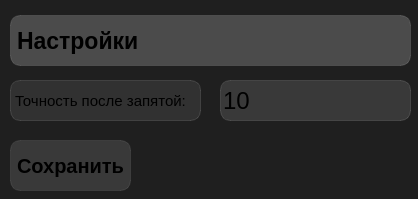
Before: the Qt Designer form dialog.ui in On1muZ/year-project, drawn with Qt 5.
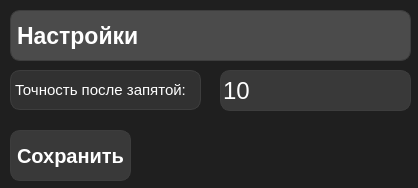
After: the same form once the commit is applied.

```diff
--- a/dialog.ui
+++ b/dialog.ui
@@ -7,7 +7,7 @@
     <x>0</x>
     <y>0</y>
     <width>418</width>
-    <height>199</height>
+    <height>188</height>
    </rect>
   </property>
   <property name="windowTitle">
@@ -20,16 +20,17 @@
    <property name="geometry">
     <rect>
      <x>10</x>
-     <y>15</y>
+     <y>10</y>
      <width>401</width>
      <height>51</height>
     </rect>
    </property>
    <property name="styleSheet">
     <string notr="true">font-size: 23px;
-background-color: rgba(255, 255, 255, 50);
+background-color: rgb(75, 75, 75);
+color: white;
 font-weight: bold;
-border: 1px solid rgba(255, 255, 255, 30);
+border: 1px solid rgb(61, 61, 61);
 border-radius: 10px;</string>
    </property>
    <property name="text">
@@ -40,16 +41,17 @@
    <property name="geometry">
     <rect>
      <x>10</x>
-     <y>80</y>
+     <y>70</y>
      <width>191</width>
-     <height>41</height>
+     <height>40</height>
     </rect>
    </property>
    <property name="styleSheet">
     <string notr="true">font-size: 15px;
-background-color: rgba(255, 255, 255, 20);
-border: 1px solid rgba(255, 255, 255, 30);
-border-radius: 10px;</string>
+background-color: rgb(49, 49, 49);
+border: 1px solid rgb(61, 61, 61);
+border-radius: 10px;
+color: white;</string>
    </property>
    <property name="text">
     <string>Точность после запятой:</string>
@@ -59,17 +61,17 @@
    <property name="geometry">
     <rect>
      <x>220</x>
-     <y>80</y>
+     <y>70</y>
      <width>191</width>
      <height>41</height>
     </rect>
    </property>
    <property name="styleSheet">
     <string notr="true">font-size: 24px;
-background-color: rgba(255, 255, 255, 30);
-border: 1px solid rgba(255, 255, 255, 30);
+background-color: rgb(57, 57, 57);
+border: 1px solid rgb(61, 61, 61);
 border-radius: 10px;
-</string>
+color: white;</string>
    </property>
    <property name="text">
     <string>10</string>
@@ -79,17 +81,18 @@
    <property name="geometry">
     <rect>
      <x>10</x>
-     <y>140</y>
+     <y>130</y>
      <width>121</width>
      <height>51</height>
     </rect>
    </property>
    <property name="styleSheet">
-    <string notr="true">border: 1px solid rgba(255, 255, 255, 20);
-background-color: rgba(255, 255, 255, 30);
+    <string notr="true">border: 1px solid rgb(61, 61, 61);
+background-color: rgb(57, 57, 57);
 border-radius: 10px;
 font-size: 20px;
-font-weight: bold</string>
+font-weight: bold;
+color: white;</string>
    </property>
    <property name="text">
     <string>Сохранить</string>
```
